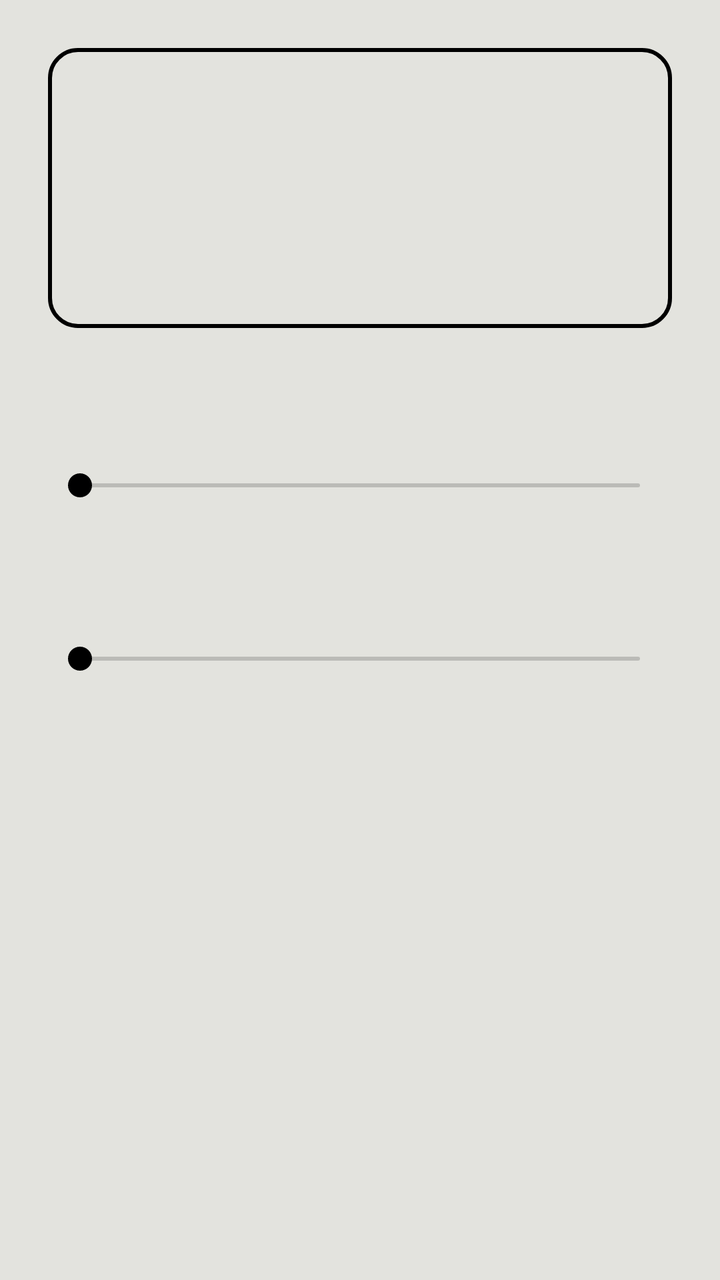
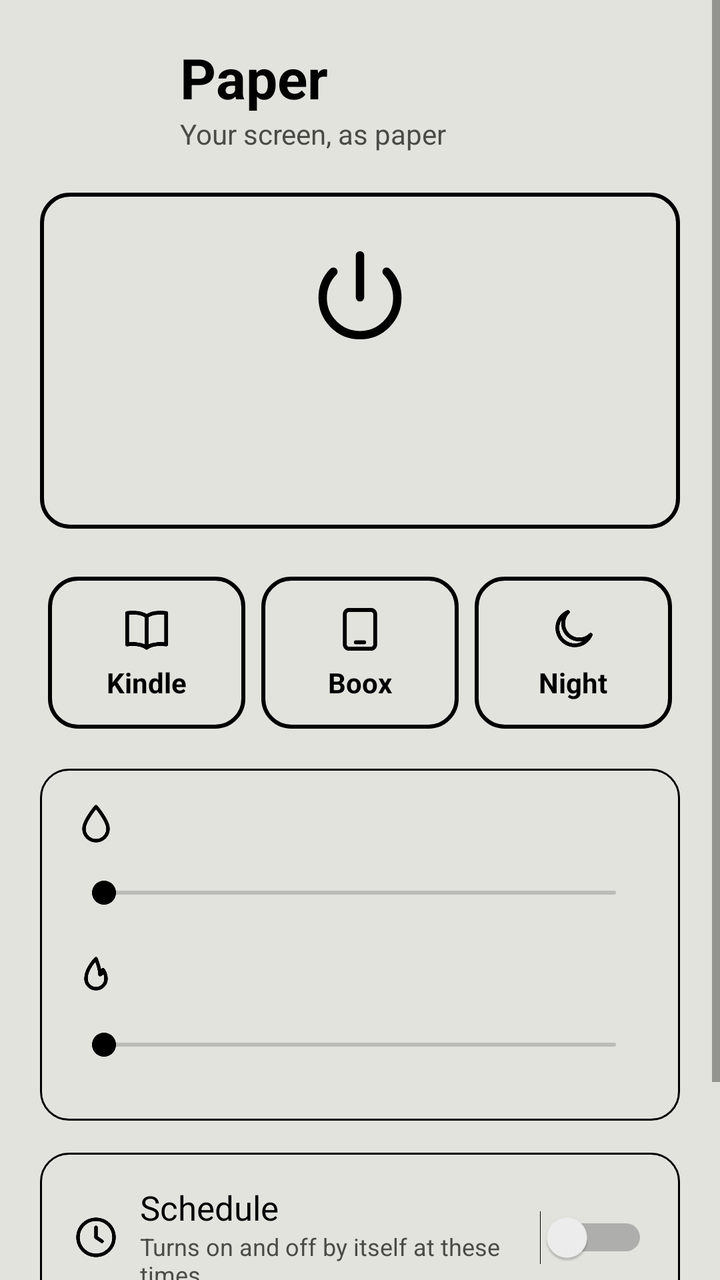

Two renders of the same Android screen: before a commit and after it. Below are the layout's source before the change and the commit's diff.
<!-- AndroidManifest.xml: application theme Theme.PaperMode -->
<!-- res/layout/main.xml -->
<?xml version="1.0" encoding="utf-8"?>
<ScrollView xmlns:android="http://schemas.android.com/apk/res/android"
    android:layout_width="match_parent"
    android:layout_height="match_parent"
    android:fillViewport="true"
    android:fitsSystemWindows="true">

    <LinearLayout
        android:layout_width="match_parent"
        android:layout_height="wrap_content"
        android:orientation="vertical"
        android:padding="24dp">

        <LinearLayout
            android:id="@+id/setup"
            android:layout_width="match_parent"
            android:layout_height="wrap_content"
            android:layout_marginBottom="24dp"
            android:background="@drawable/outline_box"
            android:orientation="vertical"
            android:padding="16dp"
            android:visibility="gone">

            <TextView
                style="@style/Label"
                android:text="@string/setup_title"
                android:textStyle="bold" />

            <TextView
                style="@style/Label"
                android:layout_marginTop="6dp"
                android:text="@string/setup_body"
                android:textColor="@color/ink_soft"
                android:textSize="14sp" />

            <TextView
                android:id="@+id/command"
                android:layout_width="match_parent"
                android:layout_height="wrap_content"
                android:layout_marginTop="10dp"
                android:background="@drawable/outline_box"
                android:fontFamily="monospace"
                android:padding="10dp"
                android:textColor="@color/ink"
                android:textDirection="ltr"
                android:textIsSelectable="true"
                android:textSize="12sp" />

            <Button
                android:id="@+id/copy"
                android:layout_width="wrap_content"
                android:layout_height="wrap_content"
                android:layout_marginTop="6dp"
                android:text="@string/copy" />
        </LinearLayout>

        <TextView
            android:id="@+id/toggle"
            android:layout_width="match_parent"
            android:layout_height="140dp"
            android:background="@drawable/outline_btn"
            android:clickable="true"
            android:focusable="true"
            android:gravity="center"
            android:textColor="@color/chip_text"
            android:textSize="32sp"
            android:textStyle="bold" />

        <TextView
            android:id="@+id/tone_label"
            style="@style/Label"
            android:layout_marginTop="32dp" />

        <SeekBar
            android:id="@+id/tone"
            android:layout_width="match_parent"
            android:layout_height="48dp"
            android:max="60" />

        <TextView
            android:id="@+id/warmth_label"
            style="@style/Label"
            android:layout_marginTop="16dp" />

        <SeekBar
            android:id="@+id/warmth"
            android:layout_width="match_parent"
            android:layout_height="48dp"
            android:max="60" />
    </LinearLayout>
</ScrollView>
<!-- resources referenced by this layout -->
<resources>
  <!-- unchanged entries left out for length: 10 -->
</resources>

<!-- the commit's change to res/layout/main.xml (unified diff, before → after) -->
@@ -9,13 +9,48 @@
         android:layout_width="match_parent"
         android:layout_height="wrap_content"
         android:orientation="vertical"
-        android:padding="24dp">
-
+        android:padding="20dp">
+
+        
+        <LinearLayout
+            style="@style/Row"
+            android:layout_marginBottom="20dp">
+
+            <ImageView
+                android:layout_width="56dp"
+                android:layout_height="56dp"
+                android:layout_marginEnd="14dp"
+                android:contentDescription="@null"
+                android:src="@mipmap/ic_launcher" />
+
+            <LinearLayout
+                android:layout_width="wrap_content"
+                android:layout_height="wrap_content"
+                android:orientation="vertical">
+
+                <TextView
+                    android:layout_width="wrap_content"
+                    android:layout_height="wrap_content"
+                    android:text="@string/app_name"
+                    android:textColor="@color/ink"
+                    android:textSize="28sp"
+                    android:textStyle="bold" />
+
+                <TextView
+                    android:layout_width="wrap_content"
+                    android:layout_height="wrap_content"
+                    android:text="@string/tagline"
+                    android:textColor="@color/ink_soft"
+                    android:textSize="14sp" />
+            </LinearLayout>
+        </LinearLayout>
+
+        
         <LinearLayout
             android:id="@+id/setup"
             android:layout_width="match_parent"
             android:layout_height="wrap_content"
-            android:layout_marginBottom="24dp"
+            android:layout_marginBottom="20dp"
             android:background="@drawable/outline_box"
             android:orientation="vertical"
             android:padding="16dp"
@@ -54,38 +89,217 @@
                 android:text="@string/copy" />
         </LinearLayout>
 
-        <TextView
+        
+        <LinearLayout
             android:id="@+id/toggle"
             android:layout_width="match_parent"
-            android:layout_height="140dp"
+            android:layout_height="168dp"
             android:background="@drawable/outline_btn"
             android:clickable="true"
             android:focusable="true"
             android:gravity="center"
-            android:textColor="@color/chip_text"
-            android:textSize="32sp"
-            android:textStyle="bold" />
-
-        <TextView
-            android:id="@+id/tone_label"
-            style="@style/Label"
-            android:layout_marginTop="32dp" />
-
-        <SeekBar
-            android:id="@+id/tone"
-            android:layout_width="match_parent"
-            android:layout_height="48dp"
-            android:max="60" />
-
-        <TextView
-            android:id="@+id/warmth_label"
-            style="@style/Label"
-            android:layout_marginTop="16dp" />
-
-        <SeekBar
-            android:id="@+id/warmth"
-            android:layout_width="match_parent"
-            android:layout_height="48dp"
-            android:max="60" />
+            android:orientation="vertical">
+
+            <ImageView
+                android:layout_width="56dp"
+                android:layout_height="56dp"
+                android:contentDescription="@null"
+                android:duplicateParentState="true"
+                android:src="@drawable/ic_power"
+                android:tint="@color/chip_text" />
+
+            <TextView
+                android:id="@+id/state"
+                android:layout_width="wrap_content"
+                android:layout_height="wrap_content"
+                android:layout_marginTop="8dp"
+                android:duplicateParentState="true"
+                android:textColor="@color/chip_text"
+                android:textSize="28sp"
+                android:textStyle="bold" />
+
+            <TextView
+                android:id="@+id/state_hint"
+                android:layout_width="wrap_content"
+                android:layout_height="wrap_content"
+                android:duplicateParentState="true"
+                android:textColor="@color/chip_text"
+                android:textSize="13sp" />
+        </LinearLayout>
+
+        
+        <LinearLayout
+            android:layout_width="match_parent"
+            android:layout_height="wrap_content"
+            android:layout_marginTop="20dp"
+            android:orientation="horizontal">
+
+            <LinearLayout
+                android:id="@+id/p_kindle"
+                style="@style/ChipBox">
+
+                <ImageView
+                    style="@style/ChipIcon"
+                    android:contentDescription="@null"
+                    android:src="@drawable/ic_book" />
+
+                <TextView
+                    style="@style/ChipText"
+                    android:text="@string/preset_kindle" />
+            </LinearLayout>
+
+            <LinearLayout
+                android:id="@+id/p_boox"
+                style="@style/ChipBox">
+
+                <ImageView
+                    style="@style/ChipIcon"
+                    android:contentDescription="@null"
+                    android:src="@drawable/ic_screen" />
+
+                <TextView
+                    style="@style/ChipText"
+                    android:text="@string/preset_boox" />
+            </LinearLayout>
+
+            <LinearLayout
+                android:id="@+id/p_night"
+                style="@style/ChipBox">
+
+                <ImageView
+                    style="@style/ChipIcon"
+                    android:contentDescription="@null"
+                    android:src="@drawable/ic_moon" />
+
+                <TextView
+                    style="@style/ChipText"
+                    android:text="@string/preset_night" />
+            </LinearLayout>
+        </LinearLayout>
+
+        
+        <LinearLayout
+            android:layout_width="match_parent"
+            android:layout_height="wrap_content"
+            android:layout_marginTop="16dp"
+            android:background="@drawable/outline_box"
+            android:orientation="vertical"
+            android:padding="16dp">
+
+            <LinearLayout style="@style/Row">
+
+                <ImageView
+                    style="@style/RowIcon"
+                    android:contentDescription="@null"
+                    android:src="@drawable/ic_tone" />
+
+                <TextView
+                    android:id="@+id/tone_label"
+                    style="@style/Label" />
+            </LinearLayout>
+
+            <SeekBar
+                android:id="@+id/tone"
+                android:layout_width="match_parent"
+                android:layout_height="44dp"
+                android:max="60" />
+
+            <LinearLayout
+                style="@style/Row"
+                android:layout_marginTop="8dp">
+
+                <ImageView
+                    style="@style/RowIcon"
+                    android:contentDescription="@null"
+                    android:src="@drawable/ic_warm" />
+
+                <TextView
+                    android:id="@+id/warmth_label"
+                    style="@style/Label" />
+            </LinearLayout>
+
+            <SeekBar
+                android:id="@+id/warmth"
+                android:layout_width="match_parent"
+                android:layout_height="44dp"
+                android:max="80" />
+        </LinearLayout>
+
+        
+        <LinearLayout
+            android:layout_width="match_parent"
+            android:layout_height="wrap_content"
+            android:layout_marginTop="16dp"
+            android:background="@drawable/outline_box"
+            android:orientation="vertical"
+            android:padding="16dp">
+
+            <LinearLayout style="@style/Row">
+
+                <ImageView
+                    style="@style/RowIcon"
+                    android:contentDescription="@null"
+                    android:src="@drawable/ic_clock" />
+
+                <LinearLayout
+                    android:layout_width="0dp"
+                    android:layout_height="wrap_content"
+                    android:layout_weight="1"
+                    android:orientation="vertical">
+
+                    <TextView
+                        style="@style/Label"
+                        android:text="@string/schedule" />
+
+                    <TextView
+                        android:layout_width="wrap_content"
+                        android:layout_height="wrap_content"
+                        android:text="@string/schedule_hint"
+                        android:textColor="@color/ink_soft"
+                        android:textSize="12sp" />
+                </LinearLayout>
+
+                <Switch
+                    android:id="@+id/schedule"
+                    android:layout_width="wrap_content"
+                    android:layout_height="wrap_content" />
+            </LinearLayout>
+
+            <LinearLayout
+                android:id="@+id/times"
+                android:layout_width="match_parent"
+                android:layout_height="wrap_content"
+                android:layout_marginTop="12dp"
+                android:orientation="horizontal">
+
+                <TextView
+                    android:id="@+id/t_from"
+                    android:layout_width="0dp"
+                    android:layout_height="56dp"
+                    android:layout_margin="4dp"
+                    android:layout_weight="1"
+                    android:background="@drawable/outline_btn"
+                    android:clickable="true"
+                    android:focusable="true"
+                    android:gravity="center"
+                    android:textColor="@color/ink"
+                    android:textSize="16sp"
+                    android:textStyle="bold" />
+
+                <TextView
+                    android:id="@+id/t_to"
+                    android:layout_width="0dp"
+                    android:layout_height="56dp"
+                    android:layout_margin="4dp"
+                    android:layout_weight="1"
+                    android:background="@drawable/outline_btn"
+                    android:clickable="true"
+                    android:focusable="true"
+                    android:gravity="center"
+                    android:textColor="@color/ink"
+                    android:textSize="16sp"
+                    android:textStyle="bold" />
+            </LinearLayout>
+        </LinearLayout>
     </LinearLayout>
 </ScrollView>
<!-- resource entries referenced after the edit -->
@@ -1,5 +1,195 @@
 <!-- resources referenced by this layout -->
 <resources>
+  <!-- drawable ic_book (drawable) -->
+  <vector xmlns:android="http://schemas.android.com/apk/res/android"
+      android:width="24dp"
+      android:height="24dp"
+      android:viewportWidth="24"
+      android:viewportHeight="24">
+      <path
+          android:pathData="M12,6C10,4.5 7,4 3,4.5V19C7,18.5 10,19 12,20.5C14,19 17,18.5 21,19V4.5C17,4 14,4.5 12,6ZM12,6V20.5"
+          android:strokeColor="#FF000000"
+          android:strokeWidth="1.8"
+          android:strokeLineCap="round"
+          android:strokeLineJoin="round" />
+  </vector>
+  <!-- drawable ic_clock (drawable) -->
+  <vector xmlns:android="http://schemas.android.com/apk/res/android"
+      android:width="24dp"
+      android:height="24dp"
+      android:viewportWidth="24"
+      android:viewportHeight="24">
+      <path
+          android:pathData="M12,3A9,9 0 1 0 12,21A9,9 0 1 0 12,3ZM12,7V12L15,14"
+          android:strokeColor="#FF000000"
+          android:strokeWidth="1.8"
+          android:strokeLineCap="round"
+          android:strokeLineJoin="round" />
+  </vector>
+  <!-- drawable ic_moon (drawable) -->
+  <vector xmlns:android="http://schemas.android.com/apk/res/android"
+      android:width="24dp"
+      android:height="24dp"
+      android:viewportWidth="24"
+      android:viewportHeight="24">
+      <path
+          android:pathData="M20,14.5A8,8 0 1 1 9.5,4A6.5,6.5 0 0 0 20,14.5Z"
+          android:strokeColor="#FF000000"
+          android:strokeWidth="1.8"
+          android:strokeLineCap="round"
+          android:strokeLineJoin="round" />
+  </vector>
+  <!-- drawable ic_power (drawable) -->
+  <vector xmlns:android="http://schemas.android.com/apk/res/android"
+      android:width="24dp"
+      android:height="24dp"
+      android:viewportWidth="24"
+      android:viewportHeight="24">
+      <path
+          android:pathData="M12,3V12M6.3,6.5A8,8 0 1 0 17.7,6.5"
+          android:strokeColor="#FF000000"
+          android:strokeWidth="1.8"
+          android:strokeLineCap="round"
+          android:strokeLineJoin="round" />
+  </vector>
+  <!-- drawable ic_screen (drawable) -->
+  <vector xmlns:android="http://schemas.android.com/apk/res/android"
+      android:width="24dp"
+      android:height="24dp"
+      android:viewportWidth="24"
+      android:viewportHeight="24">
+      <path
+          android:pathData="M7,3H17A2,2 0 0 1 19,5V19A2,2 0 0 1 17,21H7A2,2 0 0 1 5,19V5A2,2 0 0 1 7,3ZM10,18H14"
+          android:strokeColor="#FF000000"
+          android:strokeWidth="1.8"
+          android:strokeLineCap="round"
+          android:strokeLineJoin="round" />
+  </vector>
+  <!-- drawable ic_tone (drawable) -->
+  <vector xmlns:android="http://schemas.android.com/apk/res/android"
+      android:width="24dp"
+      android:height="24dp"
+      android:viewportWidth="24"
+      android:viewportHeight="24">
+      <path
+          android:pathData="M12,3C12,3 6,10 6,14A6,6 0 0 0 18,14C18,10 12,3 12,3Z"
+          android:strokeColor="#FF000000"
+          android:strokeWidth="1.8"
+          android:strokeLineCap="round"
+          android:strokeLineJoin="round" />
+  </vector>
+  <!-- drawable ic_warm (drawable) -->
+  <vector xmlns:android="http://schemas.android.com/apk/res/android"
+      android:width="24dp"
+      android:height="24dp"
+      android:viewportWidth="24"
+      android:viewportHeight="24">
+      <path
+          android:pathData="M12,3C12,3 7,8 7,13A5,5 0 0 0 17,13C17,10.5 15.5,8.5 15.5,8.5C15.5,10.5 14,11 14,11C14,8 12,3 12,3Z"
+          android:strokeColor="#FF000000"
+          android:strokeWidth="1.8"
+          android:strokeLineCap="round"
+          android:strokeLineJoin="round" />
+  </vector>
+  <!-- mipmap ic_launcher (mipmap-anydpi-v26) -->
+  <?xml version="1.0" encoding="utf-8"?>
+  <adaptive-icon xmlns:android="http://schemas.android.com/apk/res/android">
+      <background android:drawable="@color/icon_bg" />
+      <foreground android:drawable="@drawable/ic_launcher_foreground" />
+      <monochrome android:drawable="@drawable/ic_launcher_monochrome" />
+  </adaptive-icon>
+  <string name="app_name">Paper</string>
+  <string name="preset_boox">Boox</string>
+  <string name="preset_kindle">Kindle</string>
+  <string name="preset_night">Night</string>
+  <string name="schedule">Schedule</string>
+  <string name="schedule_hint">Turns on and off by itself at these times</string>
+  <string name="tagline">Your screen, as paper</string>
+  <style name="ChipBox">
+          <item name="android:layout_width">0dp</item>
+          <item name="android:layout_height">76dp</item>
+          <item name="android:layout_weight">1</item>
+          <item name="android:layout_margin">4dp</item>
+          <item name="android:background">@drawable/outline_btn</item>
+          <item name="android:orientation">vertical</item>
+          <item name="android:gravity">center</item>
+          <item name="android:clickable">true</item>
+          <item name="android:focusable">true</item>
+      </style>
+  <style name="ChipIcon">
+          <item name="android:layout_width">26dp</item>
+          <item name="android:layout_height">26dp</item>
+          <item name="android:tint">@color/chip_text</item>
+          <item name="android:duplicateParentState">true</item>
+      </style>
+  <style name="ChipText">
+          <item name="android:layout_width">wrap_content</item>
+          <item name="android:layout_height">wrap_content</item>
+          <item name="android:layout_marginTop">4dp</item>
+          <item name="android:textColor">@color/chip_text</item>
+          <item name="android:textSize">14sp</item>
+          <item name="android:textStyle">bold</item>
+          <item name="android:duplicateParentState">true</item>
+      </style>
+  <style name="Row">
+          <item name="android:layout_width">match_parent</item>
+          <item name="android:layout_height">wrap_content</item>
+          <item name="android:gravity">center_vertical</item>
+          <item name="android:orientation">horizontal</item>
+      </style>
+  <style name="RowIcon">
+          <item name="android:layout_width">24dp</item>
+          <item name="android:layout_height">24dp</item>
+          <item name="android:layout_marginEnd">10dp</item>
+          <item name="android:tint">@color/ink</item>
+      </style>
+  <color name="icon_bg">#FFE3E3DE</color>
+  <!-- drawable ic_launcher_foreground (drawable) -->
+  <vector xmlns:android="http://schemas.android.com/apk/res/android"
+      android:width="108dp"
+      android:height="108dp"
+      android:viewportWidth="108"
+      android:viewportHeight="108">
+      
+      <path
+          android:pathData="M52,42C45,37 36,36 28,38L28,72C36,70 45,71 52,76Z"
+          android:strokeColor="@color/icon_ink"
+          android:strokeWidth="3"
+          android:strokeLineJoin="round" />
+      <path
+          android:pathData="M56,42C63,37 72,36 80,38L80,72C72,70 63,71 56,76Z"
+          android:strokeColor="@color/icon_ink"
+          android:strokeWidth="3"
+          android:strokeLineJoin="round" />
+      <path
+          android:pathData="M34,48C38,47 43,48 47,50M34,56C38,55 43,56 47,58M34,64C38,63 43,64 47,66M74,48C70,47 65,48 61,50M74,56C70,55 65,56 61,58M74,64C70,63 65,64 61,66"
+          android:strokeColor="@color/icon_ink"
+          android:strokeWidth="2.2"
+          android:strokeLineCap="round" />
+  </vector>
+  <!-- drawable ic_launcher_monochrome (drawable) -->
+  <vector xmlns:android="http://schemas.android.com/apk/res/android"
+      android:width="108dp"
+      android:height="108dp"
+      android:viewportWidth="108"
+      android:viewportHeight="108">
+      <path
+          android:pathData="M52,42C45,37 36,36 28,38L28,72C36,70 45,71 52,76Z"
+          android:strokeColor="#FF000000"
+          android:strokeWidth="3"
+          android:strokeLineJoin="round" />
+      <path
+          android:pathData="M56,42C63,37 72,36 80,38L80,72C72,70 63,71 56,76Z"
+          android:strokeColor="#FF000000"
+          android:strokeWidth="3"
+          android:strokeLineJoin="round" />
+      <path
+          android:pathData="M34,48C38,47 43,48 47,50M34,56C38,55 43,56 47,58M34,64C38,63 43,64 47,66M74,48C70,47 65,48 61,50M74,56C70,55 65,56 61,58M74,64C70,63 65,64 61,66"
+          android:strokeColor="#FF000000"
+          android:strokeWidth="2.2"
+          android:strokeLineCap="round" />
+  </vector>
+  <color name="icon_ink">#FF111111</color>
   <!-- unchanged entries left out for length: 10 -->
 </resources>
 
